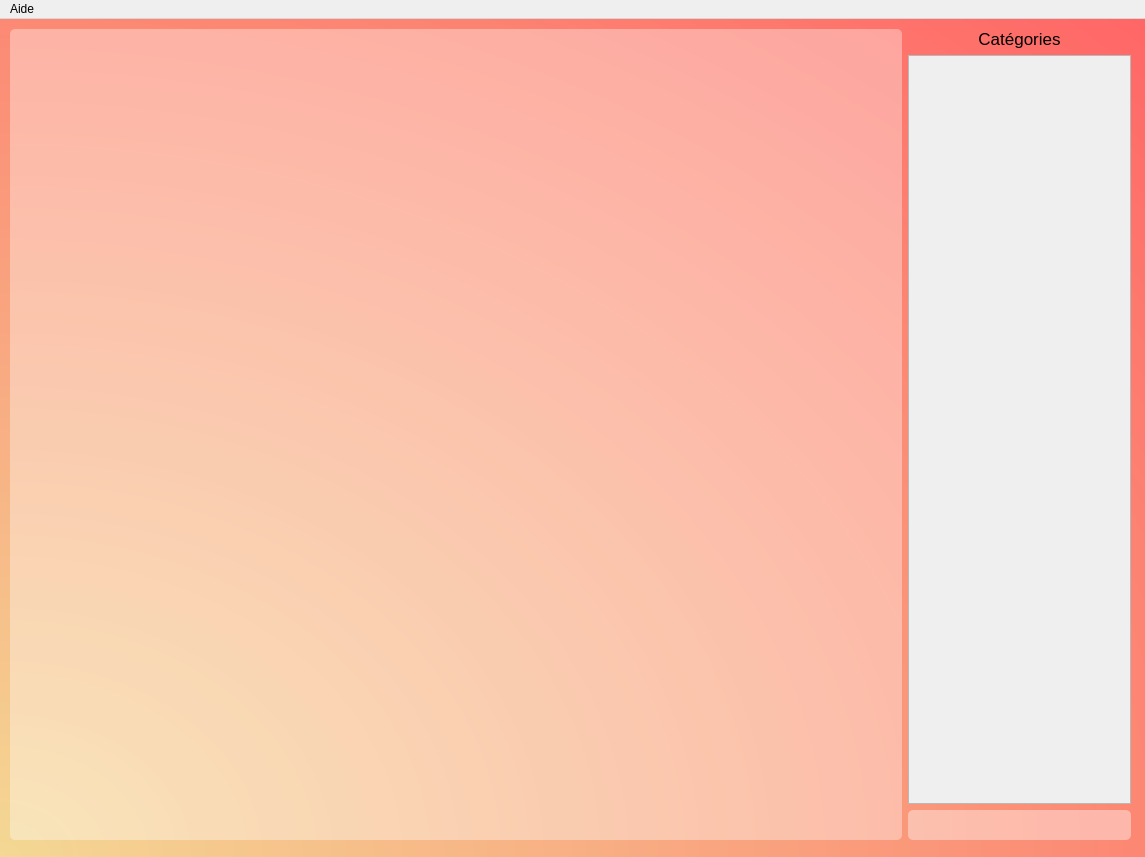
The window that Interface_graphique/PyQt/UI/fenetreGestion.ui (MindPass/Code) describes before a commit, drawn with Qt 5.
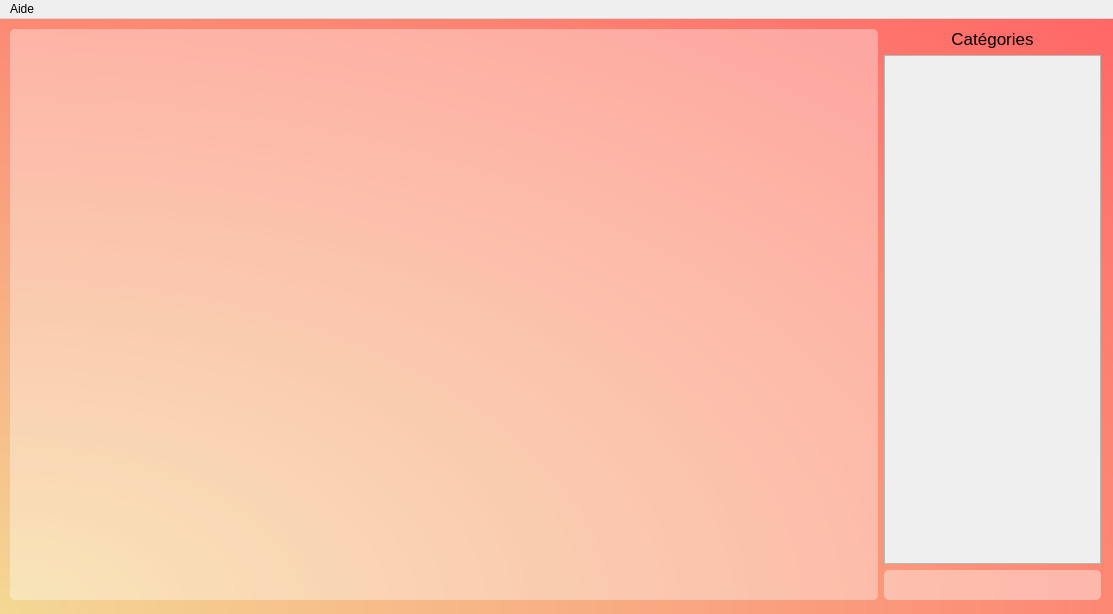
The same window after the commit. Icons and pictures are not drawn.

What changed in the file:
```diff
--- a/Interface_graphique/PyQt/UI/fenetreGestion.ui
+++ b/Interface_graphique/PyQt/UI/fenetreGestion.ui
@@ -6,8 +6,8 @@
    <rect>
     <x>0</x>
     <y>0</y>
-    <width>1145</width>
-    <height>857</height>
+    <width>1113</width>
+    <height>614</height>
    </rect>
   </property>
   <property name="windowTitle">
@@ -41,8 +41,8 @@
      <rect>
       <x>10</x>
       <y>10</y>
-      <width>1121</width>
-      <height>811</height>
+      <width>1091</width>
+      <height>571</height>
      </rect>
     </property>
     <layout class="QHBoxLayout" name="horizontalLayout_gestion" stretch="8,2">
@@ -72,8 +72,8 @@
          <rect>
           <x>0</x>
           <y>0</y>
-          <width>890</width>
-          <height>809</height>
+          <width>866</width>
+          <height>569</height>
          </rect>
         </property>
        </widget>
@@ -109,8 +109,8 @@
            <rect>
             <x>0</x>
             <y>0</y>
-            <width>219</width>
-            <height>742</height>
+            <width>213</width>
+            <height>502</height>
            </rect>
           </property>
          </widget>
@@ -142,7 +142,7 @@
     <rect>
      <x>0</x>
      <y>0</y>
-     <width>1145</width>
+     <width>1113</width>
      <height>21</height>
     </rect>
    </property>
```
